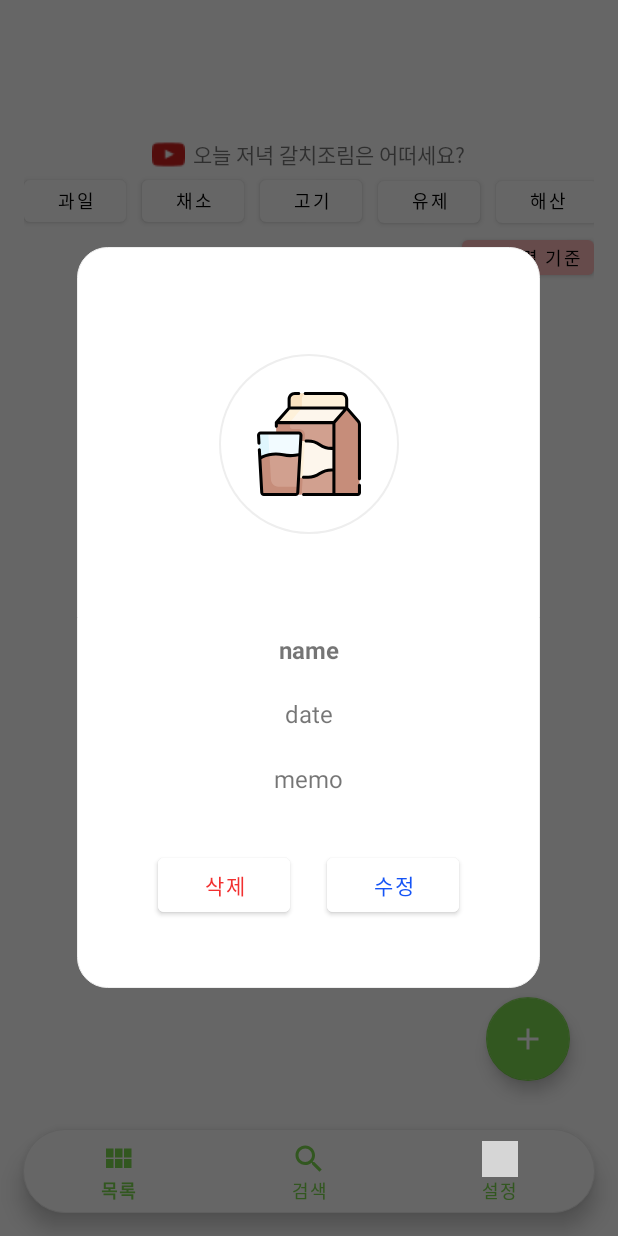
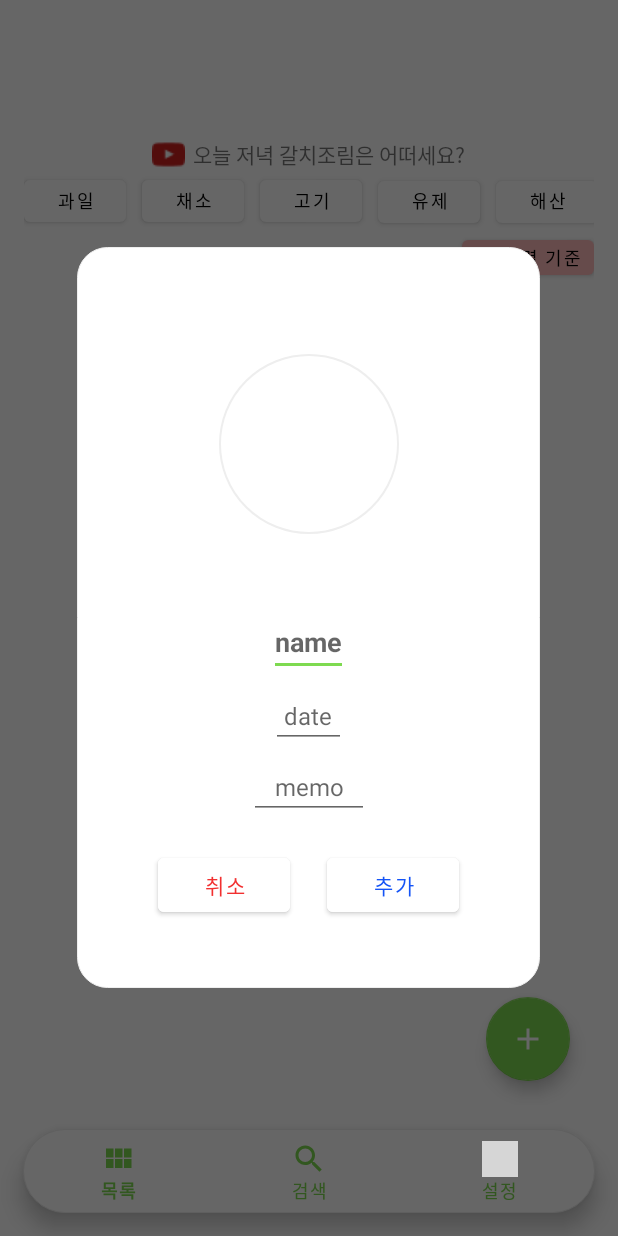
Before and after one commit to BU-IOS/buios, an Android app: the screen it shows after launch (MainActivity), after a tap on "floating_action_button", on a phone screen of 412 x 824 dp. Run offline under Robolectric (Android 15) with nearby library versions, the phone set to English and light mode, and no system bars; grey boxes are pictures that could not be loaded.

Commit message:
[feat] Dialog Item 기능 추가
- 추가 상태일때의 상태 및 화면 추가
  - fragment를 생성할 때에 isAdding 상태를 넘겨받아 화면 표시 (onActivityCreated)
- 기본 화면에서의 hint 추가
- DialogItem 내부 구조 리팩토링
- 추가 / 수정 / 표시 상태일 때에 텍스트 / 버튼 표시 수정.

```diff
--- a/app/src/main/java/com/buios/buios/DialogItem.java
+++ b/app/src/main/java/com/buios/buios/DialogItem.java
@@ -19,12 +19,16 @@ import android.widget.TextView;
 import androidx.annotation.NonNull;
 import androidx.annotation.Nullable;
 import androidx.fragment.app.DialogFragment;
+import androidx.fragment.app.Fragment;
 import androidx.fragment.app.FragmentManager;
 
 
 public class DialogItem extends DialogFragment {
 
   private boolean isEditing;
+  boolean isAdding;
+
+  Fragment frag;
 
 
   // View
@@ -35,10 +39,10 @@ public class DialogItem extends DialogFragment {
   ImageButton category_imgbtn;
   EditText name_edit, date_edit, memo_edit;
 
-  Button deletebtn;
-  Button modifybtn;
+  Button deletebtn, modifybtn;
 
-  private String nametxt, datetxt, memotxt;
+  int imgnum = -1;
+  String name = "", date = "", memo = "";
 
 
   FragmentManager fm;
@@ -60,6 +64,8 @@ public class DialogItem extends DialogFragment {
     getDialog().getWindow().setBackgroundDrawable(new ColorDrawable(Color.TRANSPARENT));
 
     fm = getFragmentManager();
+
+    isAdding = getArguments().getBoolean("isAdding", false);
 
     isEditing = false;
 
@@ -83,29 +89,14 @@ public class DialogItem extends DialogFragment {
     category, name, date, memo load 후 setText, src 설정
      */
 
-    setimg(3);
-    setname("name");
-    setdate("date");
-    setmemo("memo");
-
     modifybtn.setOnClickListener(new Button.OnClickListener() {
       @Override
       public void onClick(View v) {
         if (!isEditing) {
-          isEditing = true;
+          setEditing(true);
 
-          category_img.setVisibility(View.GONE);
-          category_imgbtn.setVisibility(View.VISIBLE);
-
-          name_text.setVisibility(View.GONE);
-          date_text.setVisibility(View.GONE);
-          memo_text.setVisibility(View.GONE);
-
-          name_edit.setVisibility(View.VISIBLE);
-          date_edit.setVisibility(View.VISIBLE);
-          memo_edit.setVisibility(View.VISIBLE);
-
-          modifybtn.setText("수정 완료");
+          if (!isAdding)
+            modifybtn.setText("수정 완료");
           deletebtn.setText("취소");
 
           /*
@@ -115,21 +106,22 @@ public class DialogItem extends DialogFragment {
            */
 
         } else {
-          isEditing = false;
+          isAdding = false;
+          setname(name_edit.getText().toString());
+          setdate(date_edit.getText().toString());
+          setmemo(memo_edit.getText().toString());
 
-          category_img.setVisibility(View.VISIBLE);
-          category_imgbtn.setVisibility(View.GONE);
-
-          name_text.setVisibility(View.VISIBLE);
-          date_text.setVisibility(View.VISIBLE);
-          memo_text.setVisibility(View.VISIBLE);
-
-          name_edit.setVisibility(View.GONE);
-          date_edit.setVisibility(View.GONE);
-          memo_edit.setVisibility(View.GONE);
-
-          modifybtn.setText("수정 완료");
-          deletebtn.setText("취소");
+          if (frag != null) {
+            Bundle bundle = new Bundle();
+            bundle.putInt("itemimg", imgnum);
+            bundle.putString("itemname", name);
+            bundle.putString("itemdate", date);
+            bundle.putString("itemmemo", memo);
+            frag.setArguments(bundle);
+          }
+          setEditing(false);
+          modifybtn.setText("수정");
+          deletebtn.setText("삭제");
 
          /*
           액션 변경 예정
@@ -144,7 +136,13 @@ public class DialogItem extends DialogFragment {
     deletebtn.setOnClickListener(new View.OnClickListener() {
       @Override
       public void onClick(View v) {
-        dismiss();
+        if (isAdding || isEditing) {
+          dismiss();
+        } else {
+          //bundle에 delete 담아 보내서 dismiss
+          Bundle bundle = new Bundle();
+          getDialog().dismiss();
+        }
       }
     });
 
@@ -160,9 +158,11 @@ public class DialogItem extends DialogFragment {
         dialog.getDialog().setOnDismissListener(new DialogInterface.OnDismissListener() {
           @Override
           public void onDismiss(DialogInterface dialog) {
-            int i = getArguments().getInt("click", -1);
-            if (i != -1) {
-              setimg(i);
+            if (getArguments() != null) {
+              imgnum = getArguments().getInt("click", -1);
+              if (imgnum != -1) {
+                setimg(imgnum);
+              }
             }
           }
         });
@@ -172,6 +172,20 @@ public class DialogItem extends DialogFragment {
     return dialogView;
   }
 
+
+  @Override
+  public void onActivityCreated(@Nullable Bundle savedInstanceState) {
+    super.onActivityCreated(savedInstanceState);
+    // bundle을 전송하기 위한 부모 fragment 찾기
+    frag = getFragmentManager().findFragmentById(R.id.main_layout);
+    if (isAdding) {
+      setEditing(true);
+      deletebtn.setText("취소");
+      modifybtn.setText("추가");
+    }
+
+
+  }
 
   @Override
   public void onResume() {
@@ -194,6 +208,38 @@ public class DialogItem extends DialogFragment {
   }
 
 
+  protected void setEditing(boolean Editing) {
+    if (Editing) {
+      this.isEditing = true;
+
+      category_img.setVisibility(View.GONE);
+      category_imgbtn.setVisibility(View.VISIBLE);
+
+      name_text.setVisibility(View.GONE);
+      date_text.setVisibility(View.GONE);
+      memo_text.setVisibility(View.GONE);
+
+      name_edit.setVisibility(View.VISIBLE);
+      date_edit.setVisibility(View.VISIBLE);
+      memo_edit.setVisibility(View.VISIBLE);
+
+    } else {
+      this.isEditing = false;
+
+      category_img.setVisibility(View.VISIBLE);
+      category_imgbtn.setVisibility(View.GONE);
+
+      name_text.setVisibility(View.VISIBLE);
+      date_text.setVisibility(View.VISIBLE);
+      memo_text.setVisibility(View.VISIBLE);
+
+      name_edit.setVisibility(View.GONE);
+      date_edit.setVisibility(View.GONE);
+      memo_edit.setVisibility(View.GONE);
+    }
+  }
+
+
   protected void setimg(int number) {
     int[] imglist = new int[]{R.drawable.img_vegetable, R.drawable.img_fruit,
         R.drawable.img_seafood,
@@ -206,15 +252,19 @@ public class DialogItem extends DialogFragment {
   protected void setname(String txt) {
     name_text.setText(txt);
     name_edit.setText(txt);
+    name = txt;
   }
 
   protected void setdate(String txt) {
     date_text.setText(txt);
     date_edit.setText(txt);
+    date = txt;
   }
+
 
   protected void setmemo(String txt) {
     memo_text.setText(txt);
     memo_edit.setText(txt);
+    memo = txt;
   }
 }
--- a/app/src/main/java/com/buios/buios/FragmentItemList.java
+++ b/app/src/main/java/com/buios/buios/FragmentItemList.java
@@ -1,6 +1,8 @@
 package com.buios.buios;
 
+import android.content.DialogInterface;
 import android.os.Bundle;
+import android.util.Log;
 import android.view.LayoutInflater;
 import android.view.View;
 import android.view.ViewGroup;
@@ -12,7 +14,6 @@ import androidx.annotation.NonNull;
 import androidx.annotation.Nullable;
 import androidx.fragment.app.Fragment;
 import androidx.fragment.app.FragmentManager;
-import androidx.fragment.app.FragmentTransaction;
 import com.google.android.material.floatingactionbutton.FloatingActionButton;
 
 
@@ -24,12 +25,14 @@ public class FragmentItemList extends Fragment {
   private Button sort_btn;
   private ListView itemlist;
   private FloatingActionButton floatingbtn;
-  private int[] cateogry_list = new int[]{R.id.fragment_itemlist_category1_btn,
+  private final int[] cateogry_list = new int[]{R.id.fragment_itemlist_category1_btn,
       R.id.fragment_itemlist_category2_btn, R.id.fragment_itemlist_category3_btn,
       R.id.fragment_itemlist_category4_btn, R.id.fragment_itemlist_category5_btn,
       R.id.fragment_itemlist_category6_btn};
 
   private DialogItem dialogItem;
+
+  FragmentManager fm;
 
   @Nullable
   @Override
@@ -37,6 +40,8 @@ public class FragmentItemList extends Fragment {
       @Nullable Bundle savedInstanceState) {
 
     View rootView = inflater.inflate(R.layout.fragment_item_list, container, false);
+
+    fm = getFragmentManager();
 
     logo_img = rootView.findViewById(R.id.fragment_itemlist_logo_img);
     youtube_text = rootView.findViewById(R.id.main_youtube_text);
@@ -56,11 +61,34 @@ public class FragmentItemList extends Fragment {
         // MARK : 현재 코드는 테스트용임
 
         Bundle bundle = new Bundle();
-        bundle.putInt("category", 3);
-        FragmentManager fm = getFragmentManager();
+        bundle.putBoolean("isAdding", true);
         DialogItem dialog = DialogItem.getInstance();
         dialog.setArguments(bundle);
         dialog.show(fm, "itemdialog");
+
+        fm.executePendingTransactions();
+
+        dialog.getDialog().setOnDismissListener(new DialogInterface.OnDismissListener() {
+          @Override
+          public void onDismiss(DialogInterface dialog) {
+            if (getArguments() != null) {
+              int img = getArguments().getInt("itemimg", -1);
+              String name = getArguments().getString("itemname", "");
+              String date = getArguments().getString("itemdate", "");
+              String memo = getArguments().getString("itemmemo", "");
+
+              Log.d("item_dialog_test", Integer.toString(img));
+              Log.d("item_dialog_test", name);
+              Log.d("item_dialog_test", date);
+              Log.d("item_dialog_test", memo);
+
+            } else {
+              Log.d("item_dialog_Test", "NULL");
+            }
+
+          }
+        });
+        //DB 추가
 
       }
     });
--- a/app/src/main/res/layout/dialg_itemview.xml
+++ b/app/src/main/res/layout/dialg_itemview.xml
@@ -16,9 +16,9 @@
     android:layout_marginBottom="30dp"
     android:padding="25dp"
     android:background="@drawable/background_circle"
-    android:visibility="visible"
     android:clickable="true"
     android:focusable="true"
+    android:visibility="visible"
     app:layout_constraintBottom_toTopOf="@+id/fragment_itemlist_textgrp"
     app:layout_constraintEnd_toEndOf="parent"
     app:layout_constraintStart_toStartOf="parent"
@@ -51,19 +51,20 @@
     android:layout_width="match_parent"
     android:layout_height="wrap_content"
     android:minHeight="150dp"
+    app:layout_constraintBottom_toTopOf="@id/fragment_itemlist_buttongrp"
+    app:layout_constraintEnd_toEndOf="parent"
     app:layout_constraintStart_toStartOf="parent"
-    app:layout_constraintEnd_toEndOf="parent"
-    app:layout_constraintBottom_toTopOf="@id/fragment_itemlist_buttongrp"
     app:layout_constraintTop_toBottomOf="@id/dialog_itemview_framelayout">
 
     <!--  Edit Text -->
     <EditText
       android:id="@+id/dialog_itemview_name_edit"
+      android:textStyle="bold"
       android:layout_width="wrap_content"
       android:layout_height="wrap_content"
+      android:hint="name"
       android:minWidth="50sp"
       android:textAlignment="center"
-      android:textSize="16sp"
       android:visibility="gone"
       app:layout_constraintBottom_toTopOf="@+id/dialog_itemview_date_edit"
       app:layout_constraintEnd_toEndOf="parent"
@@ -76,8 +77,10 @@
       android:id="@+id/dialog_itemview_date_edit"
       android:layout_width="wrap_content"
       android:layout_height="wrap_content"
+      android:hint="date"
       android:minWidth="50sp"
       android:textAlignment="center"
+      android:textSize="16sp"
       android:visibility="gone"
       app:layout_constraintBottom_toTopOf="@+id/dialog_itemview_memo_edit"
       app:layout_constraintEnd_toEndOf="parent"
@@ -90,6 +93,7 @@
       android:id="@+id/dialog_itemview_memo_edit"
       android:layout_width="wrap_content"
       android:layout_height="wrap_content"
+      android:hint="memo"
       android:minWidth="80sp"
       android:textAlignment="center"
       android:textSize="16sp"
@@ -109,6 +113,7 @@
       android:layout_width="wrap_content"
       android:layout_height="wrap_content"
       android:textAlignment="center"
+      android:textColor="@color/black"
       android:textSize="16sp"
       android:visibility="visible"
       app:layout_constraintBottom_toTopOf="@+id/dialog_itemview_date_text"
@@ -168,9 +173,9 @@
       android:text="삭제"
       android:textColor="@color/red"
       app:layout_constraintBottom_toBottomOf="parent"
+      app:layout_constraintHorizontal_chainStyle="spread"
       app:layout_constraintLeft_toLeftOf="parent"
       app:layout_constraintRight_toLeftOf="@id/dialog_itemview_modifybtn"
-      app:layout_constraintHorizontal_chainStyle="spread"
       app:layout_constraintTop_toTopOf="parent" />
 
     <Button
@@ -181,8 +186,8 @@
       android:text="수정"
       android:textColor="@color/blue"
       app:layout_constraintBottom_toBottomOf="parent"
+      app:layout_constraintHorizontal_chainStyle="spread"
       app:layout_constraintLeft_toRightOf="@id/dialog_itemview_deletebtn"
-      app:layout_constraintHorizontal_chainStyle="spread"
       app:layout_constraintRight_toRightOf="parent"
       app:layout_constraintTop_toTopOf="parent" />
 
--- a/app/src/main/res/layout/fragment_item_list.xml
+++ b/app/src/main/res/layout/fragment_item_list.xml
@@ -1,157 +1,157 @@
 <?xml version="1.0" encoding="utf-8"?>
 <androidx.constraintlayout.widget.ConstraintLayout xmlns:android="http://schemas.android.com/apk/res/android"
+  xmlns:app="http://schemas.android.com/apk/res-auto"
   android:layout_width="match_parent"
   android:layout_height="match_parent"
-  xmlns:app="http://schemas.android.com/apk/res-auto"
-  android:orientation="vertical"
-  android:padding="16dp" >
+  android:padding="16dp"
+  android:orientation="vertical">
 
   <!--  로고 영역-->
+  <Button
+    android:id="@+id/fragment_itemlist_sort_btn"
+    android:layout_width="wrap_content"
+    android:layout_height="35sp"
+    android:padding="2dp"
+    android:elevation="2dp"
+    android:text="▼ 정렬 기준"
+    android:textColor="@color/black"
+    android:textSize="12sp"
+    app:background="@drawable/rounded_button"
+    app:backgroundTint="@color/sort_red"
+    app:layout_constraintRight_toRightOf="parent"
+    app:layout_constraintTop_toBottomOf="@id/fragment_itemlist_category_list" />
+
+  <!-- 유튜브 추천 -->
+  <HorizontalScrollView
+    android:id="@+id/fragment_itemlist_category_list"
+    android:layout_width="match_parent"
+    android:layout_height="wrap_content"
+    android:clickable="true"
+    android:fillViewport="true"
+    android:focusable="true"
+    android:scrollbars="none"
+    app:layout_constraintBottom_toTopOf="@id/fragment_itemlist_sort_btn"
+    app:layout_constraintTop_toBottomOf="@+id/fragment_itemlist_youtube_layout">
+
+    <LinearLayout
+      android:layout_width="match_parent"
+      android:layout_height="wrap_content"
+      android:fillViewport="true"
+      android:orientation="horizontal">
+
+      <Button
+        android:id="@+id/fragment_itemlist_category1_btn"
+        android:layout_width="68dp"
+        android:layout_height="40dp"
+        android:layout_marginRight="5dp"
+        android:elevation="1dp"
+        android:text="과일"
+        android:textColor="@color/black"
+        android:textSize="12sp"
+        app:background="@drawable/category_button"
+        app:backgroundTint="@color/white" />
+      <Button
+        android:id="@+id/fragment_itemlist_category2_btn"
+        android:layout_width="68dp"
+        android:layout_height="40dp"
+        android:layout_marginLeft="5dp"
+        android:layout_marginRight="5dp"
+        android:elevation="1dp"
+        android:text="채소"
+        android:textColor="@color/black"
+        android:textSize="12sp"
+        app:background="@drawable/category_button"
+        app:backgroundTint="@color/white" />
+      <Button
+        android:id="@+id/fragment_itemlist_category3_btn"
+        android:layout_width="68dp"
+        android:layout_height="40dp"
+        android:layout_marginLeft="5dp"
+        android:layout_marginRight="5dp"
+        android:elevation="1dp"
+        android:text="고기"
+        android:textColor="@color/black"
+        android:textSize="12sp"
+        app:background="@drawable/category_button"
+        app:backgroundTint="@color/white" />
+      <Button
+        android:id="@+id/fragment_itemlist_category4_btn"
+        android:layout_width="68dp"
+        android:layout_height="40dp"
+        android:layout_marginLeft="5dp"
+        android:layout_marginRight="5dp"
+        android:elevation="1dp"
+        android:text="유제품"
+        android:textColor="@color/black"
+        android:textSize="12sp"
+        app:background="@drawable/category_button"
+        app:backgroundTint="@color/white" />
+      <Button
+        android:id="@+id/fragment_itemlist_category5_btn"
+        android:layout_width="68dp"
+        android:layout_height="40dp"
+        android:layout_marginLeft="5dp"
+        android:layout_marginRight="5dp"
+        android:elevation="1dp"
+        android:text="해산물"
+        android:textColor="@color/black"
+        android:textSize="12sp"
+        app:background="@drawable/category_button"
+        app:backgroundTint="@color/white" />
+      <Button
+        android:id="@+id/fragment_itemlist_category6_btn"
+        android:layout_width="68dp"
+        android:layout_height="40dp"
+        android:layout_marginLeft="5dp"
+        android:layout_marginRight="5dp"
+        android:elevation="1dp"
+        android:text="반찬"
+        android:textColor="@color/black"
+        android:textSize="12sp"
+        app:background="@drawable/category_button"
+        app:backgroundTint="@color/white" />
+
+    </LinearLayout>
+
+
+  </HorizontalScrollView>
+
+  <!-- 카테고리 -->
   <ImageView
     android:id="@+id/fragment_itemlist_logo_img"
     android:layout_width="match_parent"
     android:layout_height="wrap_content"
     android:layout_marginTop="16dp"
     android:gravity="center"
+    android:minHeight="60dp"
     app:layout_constraintEnd_toEndOf="parent"
     app:layout_constraintStart_toStartOf="parent"
-    app:layout_constraintTop_toTopOf="parent"
-    android:minHeight="60dp"/>
+    app:layout_constraintTop_toTopOf="parent" />
 
-  <!-- 유튜브 추천 -->
+
+  <!--  정렬 버튼-->
   <LinearLayout
     android:id="@+id/fragment_itemlist_youtube_layout"
     android:layout_width="match_parent"
     android:layout_height="wrap_content"
     android:gravity="center"
-    app:layout_constraintTop_toBottomOf="@+id/fragment_itemlist_logo_img"
+    android:orientation="horizontal"
     app:layout_constraintEnd_toEndOf="parent"
     app:layout_constraintStart_toStartOf="parent"
-    android:orientation="horizontal">
+    app:layout_constraintTop_toBottomOf="@+id/fragment_itemlist_logo_img">
 
     <ImageView
       android:layout_width="wrap_content"
       android:layout_height="wrap_content"
-      android:src="@drawable/youtube_img"
-      android:layout_marginRight="5dp"/>
+      android:layout_marginRight="5dp"
+      android:src="@drawable/youtube_img" />
     <TextView
       android:id="@+id/main_youtube_text"
-      android:text="오늘 저녁 갈치조림은 어떠세요?"
       android:layout_width="wrap_content"
-      android:layout_height="wrap_content" />
+      android:layout_height="wrap_content"
+      android:text="오늘 저녁 갈치조림은 어떠세요?" />
 
   </LinearLayout>
-
-  <!-- 카테고리 -->
-  <HorizontalScrollView
-    android:layout_width="match_parent"
-    android:layout_height="wrap_content"
-    android:id="@+id/fragment_itemlist_category_list"
-    app:layout_constraintTop_toBottomOf="@+id/fragment_itemlist_youtube_layout"
-    app:layout_constraintBottom_toTopOf="@id/fragment_itemlist_sort_btn"
-    android:scrollbars="none"
-    android:clickable="true"
-    android:focusable="true"
-    android:fillViewport="true">
-
-    <LinearLayout
-      android:layout_width="match_parent"
-      android:layout_height="wrap_content"
-      android:orientation="horizontal"
-      android:fillViewport="true">
-
-      <Button
-        android:id="@+id/fragment_itemlist_category1_btn"
-        android:text="과일"
-        android:textSize="12sp"
-        android:textColor="@color/black"
-        android:layout_width="68dp"
-        android:layout_height="40dp"
-        app:background="@drawable/category_button"
-        android:elevation="1dp"
-        android:layout_marginRight="5dp"
-        app:backgroundTint="@color/white"/>
-      <Button
-        android:id="@+id/fragment_itemlist_category2_btn"
-        android:text="채소"
-        android:textSize="12sp"
-        android:textColor="@color/black"
-        android:layout_width="68dp"
-        android:layout_height="40dp"
-        app:background="@drawable/category_button"
-        android:elevation="1dp"
-        android:layout_marginLeft="5dp"
-        android:layout_marginRight="5dp"
-        app:backgroundTint="@color/white"/>
-      <Button
-        android:id="@+id/fragment_itemlist_category3_btn"
-        android:text="고기"
-        android:textSize="12sp"
-        android:textColor="@color/black"
-        android:layout_width="68dp"
-        android:layout_height="40dp"
-        app:background="@drawable/category_button"
-        android:elevation="1dp"
-        android:layout_marginLeft="5dp"
-        android:layout_marginRight="5dp"
-        app:backgroundTint="@color/white"/>
-      <Button
-        android:id="@+id/fragment_itemlist_category4_btn"
-        android:text="유제품"
-        android:textSize="12sp"
-        android:textColor="@color/black"
-        android:layout_width="68dp"
-        android:layout_height="40dp"
-        app:background="@drawable/category_button"
-        android:elevation="1dp"
-        android:layout_marginLeft="5dp"
-        android:layout_marginRight="5dp"
-        app:backgroundTint="@color/white"/>
-      <Button
-        android:id="@+id/fragment_itemlist_category5_btn"
-        android:text="해산물"
-        android:textSize="12sp"
-        android:textColor="@color/black"
-        android:layout_width="68dp"
-        android:layout_height="40dp"
-        app:background="@drawable/category_button"
-        android:elevation="1dp"
-        android:layout_marginLeft="5dp"
-        android:layout_marginRight="5dp"
-        app:backgroundTint="@color/white"/>
-      <Button
-        android:id="@+id/fragment_itemlist_category6_btn"
-        android:text="반찬"
-        android:textSize="12sp"
-        android:textColor="@color/black"
-        android:layout_width="68dp"
-        android:layout_height="40dp"
-        app:background="@drawable/category_button"
-        android:elevation="1dp"
-        android:layout_marginLeft="5dp"
-        android:layout_marginRight="5dp"
-        app:backgroundTint="@color/white"/>
-
-    </LinearLayout>
-
-
-  </HorizontalScrollView>
-
-
-  <!--  정렬 버튼-->
-  <Button
-    android:id="@+id/fragment_itemlist_sort_btn"
-    app:background="@drawable/rounded_button"
-    app:backgroundTint="@color/sort_red"
-    android:textColor="@color/black"
-    android:text="▼ 정렬 기준"
-    android:textSize="12sp"
-    android:elevation="2dp"
-    app:layout_constraintTop_toBottomOf="@id/fragment_itemlist_category_list"
-    app:layout_constraintRight_toRightOf="parent"
-    android:layout_width="wrap_content"
-    android:layout_height="35sp"
-    android:padding="2dp"/>
 
 
   <!--  리스트 표시 -->
@@ -159,25 +159,23 @@
     android:id="@+id/fragment_itemlist_listview"
     android:layout_width="match_parent"
     android:layout_height="match_parent"
-    app:layout_constraintTop_toBottomOf="@id/fragment_itemlist_sort_btn"
     app:layout_constraintBottom_toBottomOf="parent"
     app:layout_constraintEnd_toEndOf="parent"
-    app:layout_constraintStart_toStartOf="parent" />
+    app:layout_constraintStart_toStartOf="parent"
+    app:layout_constraintTop_toBottomOf="@id/fragment_itemlist_sort_btn" />
 
   <com.google.android.material.floatingactionbutton.FloatingActionButton
     android:id="@+id/fragment_itemlist_floating_btn"
     android:layout_width="wrap_content"
     android:layout_height="wrap_content"
     android:layout_margin="16dp"
+    android:contentDescription="floating_action_button"
     android:gravity="bottom|right"
-    android:contentDescription="floating_action_button"
+    app:backgroundTint="@color/green_2"
     app:layout_constraintBottom_toBottomOf="parent"
     app:layout_constraintEnd_toEndOf="parent"
     app:srcCompat="@drawable/ic_add"
-    app:tint="@color/white"
-    app:backgroundTint="@color/green_2"
-    />
-
+    app:tint="@color/white" />
 
 
 </androidx.constraintlayout.widget.ConstraintLayout>
```
